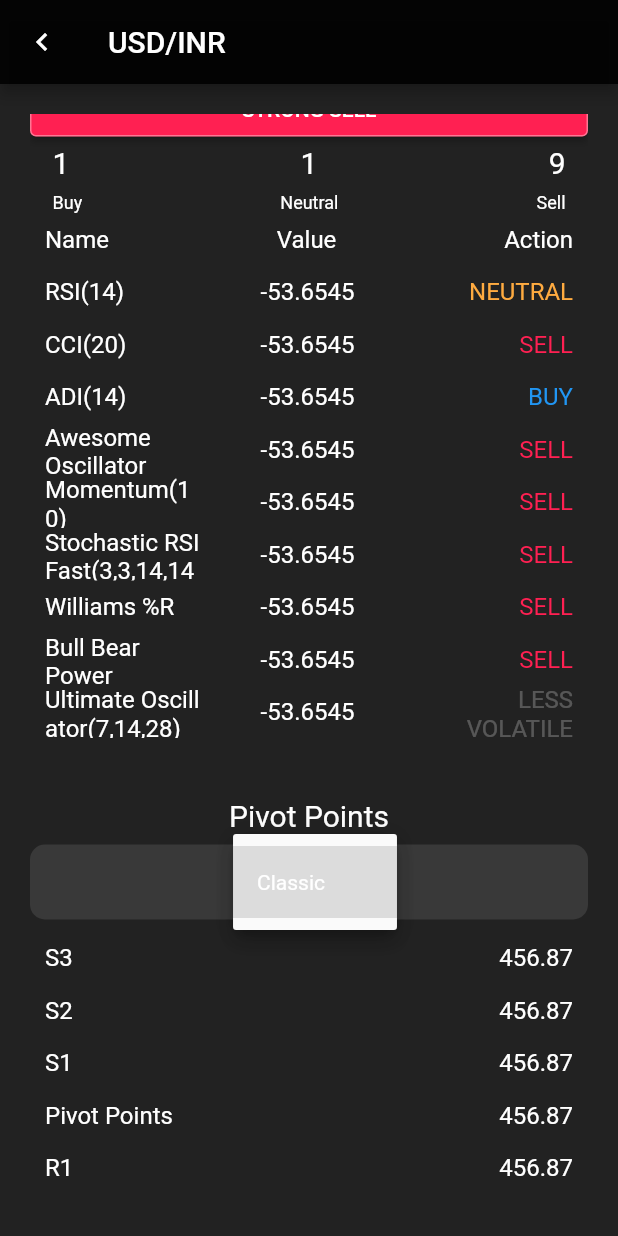
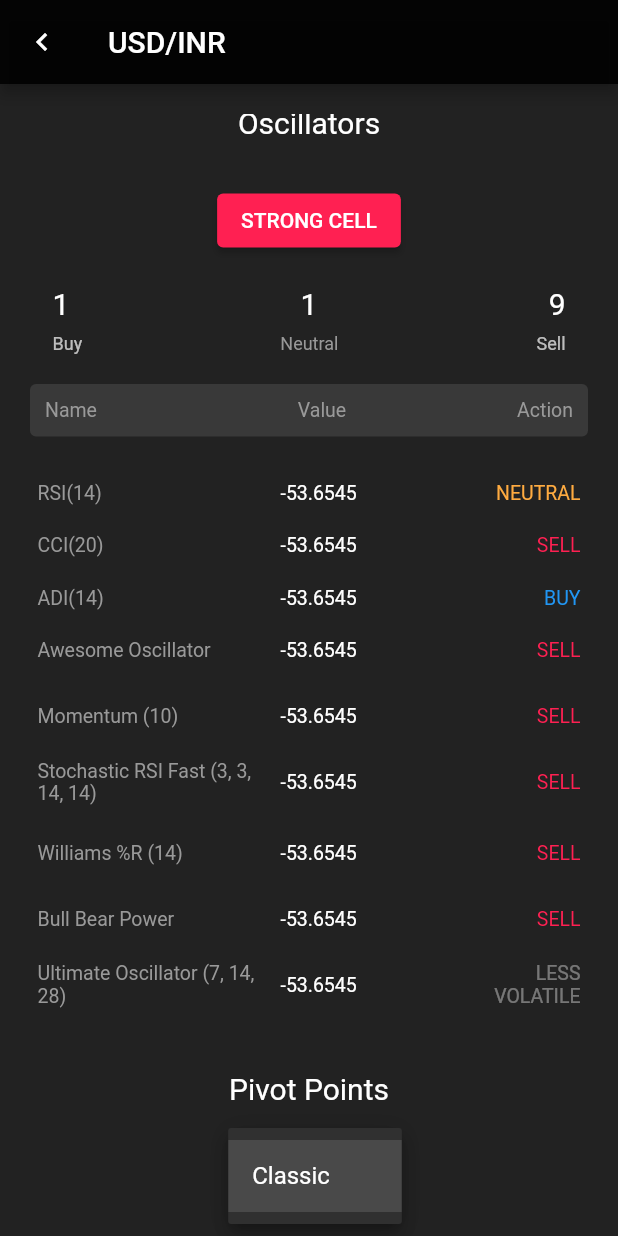
Before and after one commit to sujay00005/CurrencyPage, a Flutter app: the screen it shows after launch, scrolled down 1152 dp, after a tap on "Classic", on a phone screen of 412 x 824 dp. Run offline on Flutter 3.47's test engine with Material 2 defaults, Android fonts, the phone set to English and light mode, and no system bars; our stand-ins replace flutter_svg; missing offline and left inert: adobe_xd.

Commit message:
updating fixes

```diff
--- a/lib/Button.dart
+++ b/lib/Button.dart
@@ -2,11 +2,15 @@ import 'package:flutter/material.dart';
 
 class RectangularButton extends StatelessWidget {
   RectangularButton(
-      {required this.color, required this.title, required this.onPressed});
+      {required this.color,
+      required this.textColor,
+      required this.title,
+      required this.onPressed});
 
   final String title;
   final Function onPressed;
   final Color color;
+  final Color textColor;
 
   @override
   Widget build(BuildContext context) {
@@ -14,10 +18,15 @@ class RectangularButton extends StatelessWidget {
       width: 80.0,
       child: ElevatedButton(
         onPressed: () {},
-        child: Text('$title'),
+        child: Text(
+          '$title',
+          style: TextStyle(
+            color: textColor,
+          ),
+        ),
         style: ElevatedButton.styleFrom(
           primary: color,
-          side: BorderSide(width: 1.0, color: Colors.white38),
+          side: BorderSide(width: 1.0, color: textColor),
           shape: RoundedRectangleBorder(
             borderRadius: BorderRadius.circular(4), // <-- Radius
           ),
--- a/lib/main.dart
+++ b/lib/main.dart
@@ -11,7 +11,7 @@ class MyApp extends StatelessWidget {
   @override
   Widget build(BuildContext context) {
     return MaterialApp(
-
+      theme: ThemeData.dark(),
       home: Screen(),
     );
   }
--- a/lib/screen.dart
+++ b/lib/screen.dart
@@ -29,19 +29,14 @@ class _ScreenState extends State<Screen> {
         ),
         title: Text(
           'USD/INR',
-          style: TextStyle(
-            color: Colors.white
+          style: TextStyle(color: Colors.white),
         ),
       ),
-      ),
-
-
-
       body: Padding(
         padding: const EdgeInsets.all(20.0),
         child: ListView(
           children: <Widget>[
-
+            //First drop-down list
             Container(
               padding: EdgeInsets.all(8),
               height: 50,
@@ -49,12 +44,11 @@ class _ScreenState extends State<Screen> {
                   color: Colors.white10,
                   borderRadius: BorderRadius.circular(10)),
               child: DropdownButton<String>(
-                style: TextStyle(color: Colors.white,),
                 underline: SizedBox(),
                 value: selectedIndicator,
                 items: [
                   DropdownMenuItem(
-                    child: Text('Technical indicators                             '),
+                    child: Text('Technical indicators                  '),
                     value: 'Technical indicators',
                   ),
                 ],
@@ -65,8 +59,9 @@ class _ScreenState extends State<Screen> {
                 },
               ),
             ),
+            SizedBox(height: 30.0),
 
-
+            // First heading-   Summary and components
             Text(
               'Summary',
               textAlign: TextAlign.center,
@@ -75,11 +70,11 @@ class _ScreenState extends State<Screen> {
                 fontSize: 20.0,
               ),
             ),
-
             SizedBox(
               height: 30.0,
             ),
 
+            //The color component and time indicating buttons
             Row(
               mainAxisAlignment: MainAxisAlignment.spaceBetween,
               children: [
@@ -90,57 +85,57 @@ class _ScreenState extends State<Screen> {
                     RectangularButton(
                         title: '1 MIN',
                         color: Colors.black87,
-                        onPressed: (){}
-                    ),
+                        textColor: Colors.white,
+                        onPressed: () {}),
                     RectangularButton(
                         title: '5 MIN',
                         color: Colors.black87,
-                        onPressed: (){}
-                    ),
+                        textColor: Colors.white38,
+                        onPressed: () {}),
                     RectangularButton(
                         title: '15 MIN',
                         color: Colors.black87,
-                        onPressed: (){}
-                    ),
+                        textColor: Colors.white38,
+                        onPressed: () {}),
                     RectangularButton(
                         title: '30 MIN',
                         color: Colors.black87,
-                        onPressed: (){}
-                    ),
+                        textColor: Colors.white38,
+                        onPressed: () {}),
                     RectangularButton(
                         title: '1 HR',
                         color: Colors.black87,
-                        onPressed: (){}
-                    ),
+                        textColor: Colors.white38,
+                        onPressed: () {}),
                     RectangularButton(
                         title: '5 HR',
                         color: Colors.black87,
-                        onPressed: (){}
-                    ),
+                        textColor: Colors.white38,
+                        onPressed: () {}),
                     RectangularButton(
                         title: '1 DAY',
                         color: Colors.black87,
-                        onPressed: (){}
-                    ),
+                        textColor: Colors.white38,
+                        onPressed: () {}),
                     RectangularButton(
                         title: '1 WK',
                         color: Colors.black87,
-                        onPressed: (){}
-                    ),
+                        textColor: Colors.white38,
+                        onPressed: () {}),
                     RectangularButton(
                         title: '1 MON',
                         color: Colors.black87,
-                        onPressed: (){}
-                    ),
+                        textColor: Colors.white38,
+                        onPressed: () {}),
                   ],
                 ),
               ],
             ),
-
             SizedBox(
               height: 30.0,
             ),
 
+            // Second heading-   Moving averages and content
             Text(
               'Moving Averages',
               textAlign: TextAlign.center,
@@ -149,36 +144,45 @@ class _ScreenState extends State<Screen> {
                 color: Colors.white,
               ),
             ),
-
             SizedBox(
               height: 30.0,
             ),
 
-            RectangularButton(
-                  title: 'BUY',
-                  color: Colors.lightBlue,
-                  onPressed: (){}
+            //Buy button
+            Row(
+              mainAxisAlignment: MainAxisAlignment.center,
+              children: [
+                ElevatedButton(
+                  onPressed: () {},
+                  child: Text('BUY'),
+                  style: ElevatedButton.styleFrom(
+                    primary: Colors.blue,
+                    //side: BorderSide(width: 1.0, color: Colors.white38),
+                    shape: RoundedRectangleBorder(
+                      borderRadius: BorderRadius.circular(4), // <-- Radius
                     ),
+                  ),
+                ),
+              ],
+            ),
+            SizedBox(
+              height: 20.0,
+            ),
+            HeadComponent(
+                firstNumber: '7', secondNumber: '-', thirdNumber: '5'),
+            SizedBox(height: 20.0),
 
-            SizedBox(height: 20.0,),
-
-            HeadComponent(
-                firstNumber: '7',
-                secondNumber: '-',
-                thirdNumber: '5'
-            ),
-
+            //Second drop-down list
+            Row(
+              mainAxisAlignment: MainAxisAlignment.center,
+              children: [
                 Container(
                   padding: EdgeInsets.all(8),
-              margin: EdgeInsets.only(top: 8, bottom: 8),
-              alignment: Alignment.center,
                   height: 50,
                   decoration: BoxDecoration(
                       color: Colors.white10,
                       borderRadius: BorderRadius.circular(10)),
                   child: DropdownButton<String>(
-                style: TextStyle(color: Colors.white, decorationColor:
-                Colors.white),
                     underline: SizedBox(),
                     value: selectedExponential,
                     items: [
@@ -189,169 +193,188 @@ class _ScreenState extends State<Screen> {
                     ],
                     onChanged: (value) {
                       setState(() {
-                    selectedIndicator = value.toString();
+                        selectedExponential = value.toString();
                       });
                     },
                   ),
                 ),
+              ],
+            ),
+            SizedBox(height: 20.0),
 
-            HeadingRow(
+            //First table data
+            HeadingRowFirst(
               heading1: 'Period',
               heading2: 'Value',
               heading3: 'Type',
             ),
-
+            SizedBox(height: 20.0),
             TableText(
                 color: Color(0xffff2052),
+                firstTableColor: Colors.white,
                 firstTable: 'MA10',
                 secondTable: '465.28',
-                thirdTable: 'SELL'
-            ),
+                thirdTable: 'SELL'),
             TableText(
                 color: Color(0xffff2052),
+                firstTableColor: Colors.white,
                 firstTable: 'MA20',
                 secondTable: '465.28',
-                thirdTable: 'SELL'
-            ),
+                thirdTable: 'SELL'),
             TableText(
                 color: Colors.blue,
+                firstTableColor: Colors.white,
                 firstTable: 'MA30',
                 secondTable: '465.28',
-                thirdTable: 'BUY'
-            ),
+                thirdTable: 'BUY'),
             TableText(
                 color: Colors.blue,
+                firstTableColor: Colors.white,
                 firstTable: 'MA50',
                 secondTable: '465.28',
-                thirdTable: 'BUY'
-            ),
+                thirdTable: 'BUY'),
             TableText(
                 color: Color(0xffff2052),
+                firstTableColor: Colors.white,
                 firstTable: 'MA100',
                 secondTable: '465.28',
-                thirdTable: 'SELL'
-            ),
+                thirdTable: 'SELL'),
             TableText(
                 color: Colors.blue,
+                firstTableColor: Colors.white,
                 firstTable: 'MA200',
                 secondTable: '465.28',
-                thirdTable: 'BUY'
-            ),
-
-
-
+                thirdTable: 'BUY'),
             SizedBox(
               height: 30.0,
             ),
 
+            //Second heading-     Oscillators and content
             Text(
               'Oscillators',
               textAlign: TextAlign.center,
-              style: TextStyle(
-                fontSize: 20.0,
-                color: Colors.white
+              style: TextStyle(fontSize: 20.0, color: Colors.white),
             ),
-            ),
-
             SizedBox(
               height: 30.0,
             ),
 
-            RectangularButton(
-                title: 'STRONG SELL',
-                color: Color(0xffff2052),
-                onPressed: (){}
+            //Strong cell button
+            Row(
+              mainAxisAlignment: MainAxisAlignment.center,
+              children: [
+                ElevatedButton(
+                  onPressed: () {},
+                  child: Text('STRONG CELL'),
+                  style: ElevatedButton.styleFrom(
+                    primary: Color(0xffff2052),
+                    //side: BorderSide(width: 1.0, color: Colors.white38),
+                    shape: RoundedRectangleBorder(
+                      borderRadius: BorderRadius.circular(4), // <-- Radius
                     ),
-
+                  ),
+                ),
+              ],
+            ),
+            SizedBox(height: 20.0),
             HeadComponent(
               firstNumber: '1',
               secondNumber: '1',
               thirdNumber: '9',
             ),
+            SizedBox(height: 20.0),
 
-            HeadingRow(
+            //Second table data
+            HeadingRowSecond(
               heading1: 'Name',
               heading2: 'Value',
               heading3: 'Action',
             ),
 
+            SizedBox(height: 20.0),
+
             TableText(
                 color: Colors.orangeAccent,
+                firstTableColor: Color(0xff999999),
                 firstTable: 'RSI(14)',
                 secondTable: '-53.6545',
-                thirdTable: 'NEUTRAL'
-            ),
+                thirdTable: 'NEUTRAL'),
             TableText(
                 color: Color(0xffff2052),
+                firstTableColor: Color(0xff999999),
                 firstTable: 'CCI(20)',
                 secondTable: '-53.6545',
-                thirdTable: 'SELL'
-            ),
+                thirdTable: 'SELL'),
             TableText(
                 color: Colors.blue,
+                firstTableColor: Color(0xff999999),
                 firstTable: 'ADI(14)',
                 secondTable: '-53.6545',
-                thirdTable: 'BUY'
-            ),
+                thirdTable: 'BUY'),
             TableText(
                 color: Color(0xffff2052),
+                firstTableColor: Color(0xff999999),
                 firstTable: 'Awesome Oscillator',
                 secondTable: '-53.6545',
-                thirdTable: 'SELL'
-            ),
+                thirdTable: 'SELL'),
+            SizedBox(height: 9.0),
             TableText(
                 color: Color(0xffff2052),
-                firstTable: 'Momentum(10)',
+                firstTableColor: Color(0xff999999),
+                firstTable: 'Momentum (10)',
                 secondTable: '-53.6545',
-                thirdTable: 'SELL'
-            ),
+                thirdTable: 'SELL'),
+            SizedBox(height: 9.0),
             TableText(
                 color: Color(0xffff2052),
-                firstTable: 'Stochastic RSI Fast(3,3,14,14)',
+                firstTableColor: Color(0xff999999),
+                firstTable: 'Stochastic RSI Fast (3, 3, 14, 14)',
                 secondTable: '-53.6545',
-                thirdTable: 'SELL'
-            ),
+                thirdTable: 'SELL'),
+            SizedBox(height: 12.0),
             TableText(
                 color: Color(0xffff2052),
-                firstTable: 'Williams %R',
+                firstTableColor: Color(0xff999999),
+                firstTable: 'Williams %R (14)',
                 secondTable: '-53.6545',
-                thirdTable: 'SELL'
-            ),
+                thirdTable: 'SELL'),
+            SizedBox(height: 9.0),
             TableText(
                 color: Color(0xffff2052),
+                firstTableColor: Color(0xff999999),
                 firstTable: 'Bull Bear Power',
                 secondTable: '-53.6545',
-                thirdTable: 'SELL'
-            ),
+                thirdTable: 'SELL'),
+            SizedBox(height: 9.0),
             TableText(
-                color: Colors.white24,
-                firstTable: 'Ultimate Oscillator(7,14,28)',
+                color: Colors.white38,
+                firstTableColor: Color(0xff999999),
+                firstTable: 'Ultimate Oscillator (7, 14, 28)',
                 secondTable: '-53.6545',
-                thirdTable: 'LESS VOLATILE'
-            ),
-
+                thirdTable: 'LESS VOLATILE'),
             SizedBox(height: 40.0),
 
+            //Last heading-   Pivot points
             Text(
               'Pivot Points',
               textAlign: TextAlign.center,
-              style: TextStyle(
-                fontSize: 20.0,
-                color: Colors.white
+              style: TextStyle(fontSize: 20.0, color: Colors.white),
             ),
+            SizedBox(
+              height: 30.0,
             ),
 
+            //Last drop-down list
+            Row(
+              mainAxisAlignment: MainAxisAlignment.center,
+              children: [
                 Container(
                   padding: EdgeInsets.all(8),
-              margin: EdgeInsets.only(top: 8, bottom: 8),
-              alignment: Alignment.center,
                   height: 50,
                   decoration: BoxDecoration(
                       color: Colors.white10,
                       borderRadius: BorderRadius.circular(10)),
                   child: DropdownButton<String>(
-                style: TextStyle(color: Colors.white, decorationColor:
-                Colors.white),
                     underline: SizedBox(),
                     value: selectedClassic,
                     items: [
@@ -362,44 +385,24 @@ class _ScreenState extends State<Screen> {
                     ],
                     onChanged: (value) {
                       setState(() {
-                    selectedIndicator = value.toString();
+                        selectedClassic = value.toString();
                       });
                     },
                   ),
                 ),
+              ],
+            ),
+            SizedBox(height: 20.0),
 
-            LastTableText(
-                firstTable: 'S3',
-                secondTable: '456.87'
-            ),
-            LastTableText(
-                firstTable: 'S2',
-                secondTable: '456.87'
-            ),
-            LastTableText(
-                firstTable: 'S1',
-                secondTable: '456.87'
-            ),
-            LastTableText(
-                firstTable: 'Pivot Points',
-                secondTable: '456.87'
-            ),
-            LastTableText(
-                firstTable: 'R1',
-                secondTable: '456.87'
-            ),
-            LastTableText(
-                firstTable: 'R2',
-                secondTable: '456.87'
-            ),
-            LastTableText(
-                firstTable: 'R3',
-                secondTable: '456.87'
-            ),
-
-            SizedBox(
-              height: 60.0,
-            )
+            //Last table data
+            LastTableText(firstTable: 'S3', secondTable: '456.87'),
+            LastTableText(firstTable: 'S2', secondTable: '456.87'),
+            LastTableText(firstTable: 'S1', secondTable: '456.87'),
+            LastTableText(firstTable: 'Pivot Points', secondTable: '456.87'),
+            LastTableText(firstTable: 'R1', secondTable: '456.87'),
+            LastTableText(firstTable: 'R2', secondTable: '456.87'),
+            LastTableText(firstTable: 'R3', secondTable: '456.87'),
+            SizedBox(height: 60.0),
           ],
         ),
       ),
--- a/lib/table_components.dart
+++ b/lib/table_components.dart
@@ -1,7 +1,8 @@
 import 'package:flutter/material.dart';
 
-class HeadingRow extends StatelessWidget {
-  const HeadingRow(
+//Heading for first table
+class HeadingRowFirst extends StatelessWidget {
+  const HeadingRowFirst(
       {required this.heading1, required this.heading2, required this.heading3});
 
   final String heading1;
@@ -11,6 +12,10 @@ class HeadingRow extends StatelessWidget {
   @override
   Widget build(BuildContext context) {
     return Container(
+      decoration: BoxDecoration(
+        borderRadius: BorderRadius.circular(4.0),
+        color: Colors.white10,
+      ),
       padding: EdgeInsets.only(left: 10.0, right: 10.0),
       height: 35.0,
       child: Row(
@@ -19,22 +24,22 @@ class HeadingRow extends StatelessWidget {
           Text(
             heading1,
             style: TextStyle(
-              fontSize: 16.0,
-              color: Colors.white,
+              fontSize: 13.0,
+              color: Color(0xff999999),
             ),
           ),
           Text(
             heading2,
             style: TextStyle(
-              fontSize: 16.0,
-              color: Colors.white,
+              fontSize: 13.0,
+              color: Color(0xff999999),
             ),
           ),
           Text(
             heading3,
             style: TextStyle(
-              fontSize: 16.0,
-              color: Colors.white,
+              fontSize: 13.0,
+              color: Color(0xff999999),
             ),
           ),
         ],
@@ -43,6 +48,58 @@ class HeadingRow extends StatelessWidget {
   }
 }
 
+//Heading for second table
+class HeadingRowSecond extends StatelessWidget {
+  const HeadingRowSecond(
+      {required this.heading1, required this.heading2, required this.heading3});
+
+  final String heading1;
+  final String heading2;
+  final String heading3;
+
+  @override
+  Widget build(BuildContext context) {
+    return Container(
+      decoration: BoxDecoration(
+        borderRadius: BorderRadius.circular(4.0),
+        color: Colors.white10,
+      ),
+      padding: EdgeInsets.only(left: 10.0, right: 10.0),
+      height: 35.0,
+      child: Row(
+        mainAxisAlignment: MainAxisAlignment.spaceBetween,
+        children: [
+          Text(
+            heading1,
+            style: TextStyle(
+              fontSize: 13.0,
+              color: Color(0xff999999),
+            ),
+          ),
+          Padding(
+            padding: const EdgeInsets.only(left: 20.0),
+            child: Text(
+              heading2,
+              style: TextStyle(
+                fontSize: 13.0,
+                color: Color(0xff999999),
+              ),
+            ),
+          ),
+          Text(
+            heading3,
+            style: TextStyle(
+              fontSize: 13.0,
+              color: Color(0xff999999),
+            ),
+          ),
+        ],
+      ),
+    );
+  }
+}
+
+//Element between button and drop-down list
 class HeadComponent extends StatelessWidget {
   const HeadComponent(
       {required this.firstNumber,
@@ -95,21 +152,21 @@ class HeadComponent extends StatelessWidget {
                 'Buy',
                 style: TextStyle(
                   fontSize: 12.0,
-                  color: Colors.white,
+                  color: Colors.white70,
                 ),
               ),
               Text(
                 'Neutral',
                 style: TextStyle(
                   fontSize: 12.0,
-                  color: Colors.white,
+                  color: Color(0xff999999),
                 ),
               ),
               Text(
                 'Sell',
                 style: TextStyle(
                   fontSize: 12.0,
-                  color: Colors.white,
+                  color: Colors.white70,
                 ),
               ),
             ],
@@ -120,14 +177,17 @@ class HeadComponent extends StatelessWidget {
   }
 }
 
+// Data format for first and second table
 class TableText extends StatelessWidget {
   const TableText(
       {required this.color,
+      required this.firstTableColor,
       required this.firstTable,
       required this.secondTable,
       required this.thirdTable});
 
   final Color color;
+  final Color firstTableColor;
   final String firstTable;
   final String secondTable;
   final String thirdTable;
@@ -135,35 +195,35 @@ class TableText extends StatelessWidget {
   @override
   Widget build(BuildContext context) {
     return Container(
-      padding: EdgeInsets.only(left: 10.0, right: 10.0),
+      padding: EdgeInsets.only(left: 5.0, right: 5.0),
       height: 35.0,
       child: Row(
         mainAxisAlignment: MainAxisAlignment.spaceBetween,
         children: [
           Expanded(
+            flex: 9,
             child: Text(
               firstTable,
-              style: TextStyle(fontSize: 16.0, color: Colors.white),
+              style: TextStyle(fontSize: 13.0, color: firstTableColor),
             ),
           ),
-          SizedBox(width: 18.0),
-
+          //SizedBox(width: 6.0),
           Expanded(
+            flex: 5,
             child: Text(
               secondTable,
-              textAlign: TextAlign.center,
-              style: TextStyle(fontSize: 16.0, color: Colors.white),
+              textAlign: TextAlign.left,
+              style: TextStyle(fontSize: 13.0, color: Colors.white),
             ),
           ),
-
           SizedBox(width: 20.0),
-
           Expanded(
+            flex: 5,
             child: Text(
               thirdTable,
               textAlign: TextAlign.end,
               style: TextStyle(
-                fontSize: 16.0,
+                fontSize: 13.0,
                 color: color,
               ),
             ),
@@ -174,6 +234,7 @@ class TableText extends StatelessWidget {
   }
 }
 
+//Last table data
 class LastTableText extends StatelessWidget {
   const LastTableText({
     required this.firstTable,
@@ -194,14 +255,14 @@ class LastTableText extends StatelessWidget {
           Text(
             firstTable,
             style: TextStyle(
-              fontSize: 16.0,
-              color: Colors.white,
+              fontSize: 13.0,
+              color: Color(0xff999999),
             ),
           ),
           Text(
             secondTable,
             style: TextStyle(
-              fontSize: 16.0,
+              fontSize: 13.0,
               color: Colors.white,
             ),
           ),
```
Lines whose indentation alone changed are shown as unchanged.
